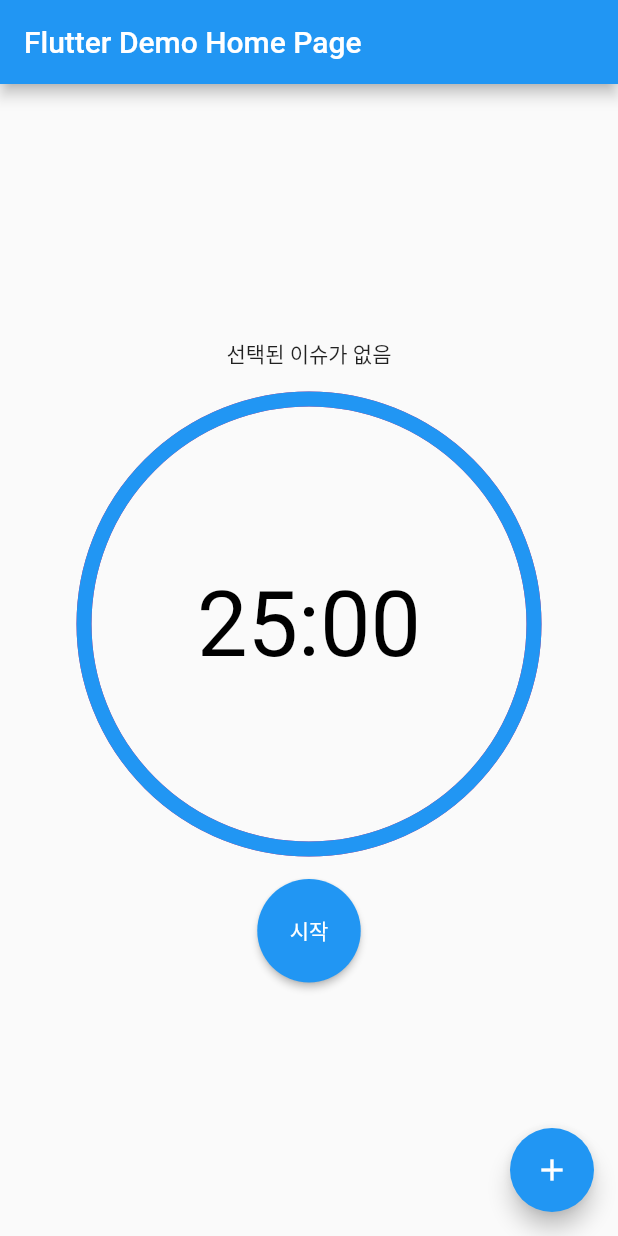
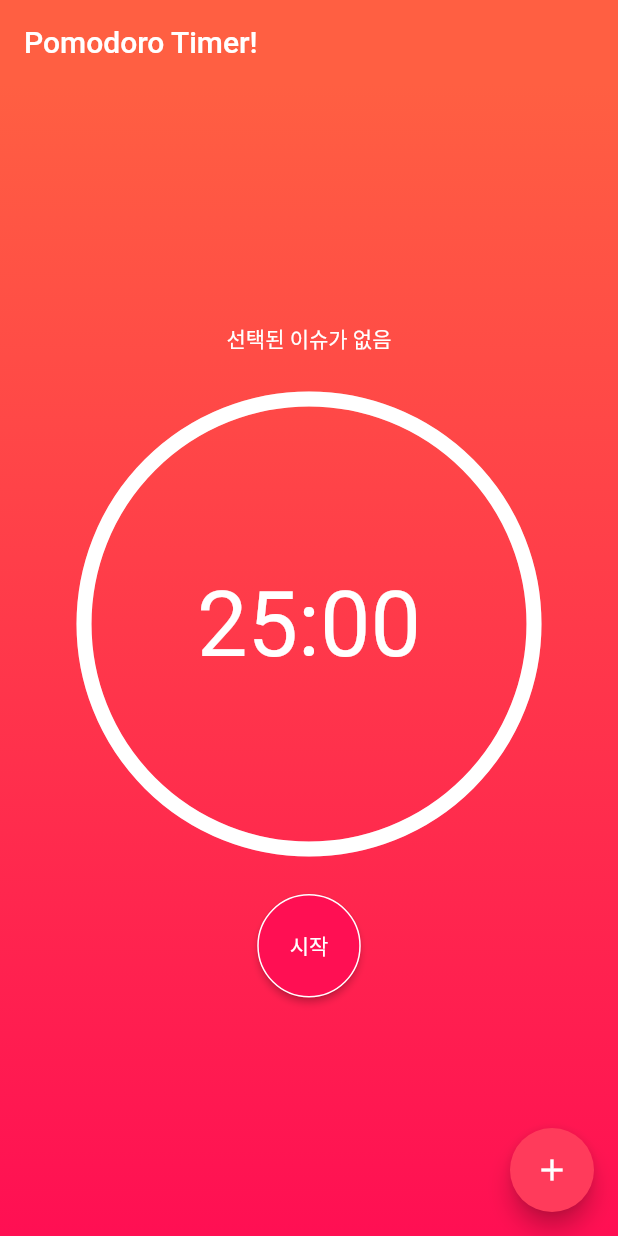
Before and after one commit to babosamo/pomodoro-timer, a Flutter app: the screen it shows after launch, on a phone screen of 412 x 824 dp. Run offline on Flutter 3.47's test engine with Material 2 defaults, Android fonts, the phone set to English and light mode, and no system bars.

Commit message:
배경 및 타이머 색상 작업

```diff
--- a/lib/app/PomodoroApp.dart
+++ b/lib/app/PomodoroApp.dart
@@ -18,7 +18,7 @@ class PomodoroApp extends StatelessWidget {
             primarySwatch: Colors.blue,
             visualDensity: VisualDensity.adaptivePlatformDensity,
           ),
-          home: FirstPage(title: 'Flutter Demo Home Page'),
+          home: FirstPage(title: 'Pomodoro Timer!'),
         ));
   }
 }
--- a/lib/screen/FirstPage.dart
+++ b/lib/screen/FirstPage.dart
@@ -1,9 +1,7 @@
 import 'package:flutter/material.dart';
-import 'package:pomodoro_timer/model/Count.dart';
-import 'package:pomodoro_timer/util/DateUtil.dart';
+import 'package:pomodoro_timer/util/ColorUtil.dart';
 import 'package:pomodoro_timer/view/CountDownTimerView.dart';
 import 'package:pomodoro_timer/widget/issue_menu.dart';
-import 'package:provider/provider.dart';
 
 import 'SecondPage.dart';
 
@@ -28,18 +26,31 @@ class _FirstPageState extends State<FirstPage> {
     return Scaffold(
       appBar: AppBar(
         title: Text(widget.title),
+        backgroundColor: HexColor("#ff5f42"),
+        bottomOpacity: 0.0,
+        elevation: 0.0,
       ),
-      body: Center(
+      body: Container(
+        decoration: BoxDecoration(
+          gradient: LinearGradient(
+            begin: Alignment.topCenter,
+            end: Alignment.bottomCenter,
+            colors: [HexColor("#ff5f42"), HexColor("#ff0f53")]
+          )
+        ),
+        child: Center(
           child: Column(
             mainAxisAlignment: MainAxisAlignment.center,
             children: <Widget>[
               IssueMenu(),
-            SizedBox(height: 20),
+              SizedBox(height: 30),
               CountDownTimerView()
             ],
           ),
         ),
+      ),
       floatingActionButton: FloatingActionButton(
+        backgroundColor: HexColor("#ff3b5b"),
         onPressed: _incrementCounter,
         tooltip: 'Increment',
         child: Icon(Icons.add),
--- /dev/null
+++ b/lib/util/ColorUtil.dart
@@ -0,0 +1,15 @@
+import 'dart:ui';
+
+import 'package:flutter/material.dart';
+
+class HexColor extends Color {
+  static int _getColorFromHex(String hexColor) {
+    hexColor = hexColor.toUpperCase().replaceAll("#", "");
+    if (hexColor.length == 6) {
+      hexColor = "FF" + hexColor;
+    }
+    return int.parse(hexColor, radix: 16);
+  }
+
+  HexColor(final String hexColor) : super(_getColorFromHex(hexColor));
+}
--- a/lib/view/CountDownTimerView.dart
+++ b/lib/view/CountDownTimerView.dart
@@ -4,6 +4,7 @@ import 'dart:developer';
 import 'package:flutter/material.dart';
 import 'package:flutter/widgets.dart';
 import 'package:pomodoro_timer/model/Count.dart';
+import 'package:pomodoro_timer/util/ColorUtil.dart';
 import 'package:pomodoro_timer/util/DateUtil.dart';
 import 'package:provider/provider.dart';
 
@@ -92,8 +93,8 @@ class _CountDownTimerView extends State<CountDownTimerView>
                         return CustomPaint(
                             painter: CountDownTimerPainter(
                               animation: controller,
-                              backgroundColor: Colors.pink,
-                              color: Colors.blue,
+                              backgroundColor: HexColor("#50ffffff"),
+                              color: Colors.white,
                             )
                         );
                       },
@@ -105,22 +106,24 @@ class _CountDownTimerView extends State<CountDownTimerView>
                         '${constructTime(counter.getCounter())}' ?? "",
                         style: TextStyle(
                             fontSize: 60,
-                            color: Colors.black
+                            color: Colors.white
                         )
                     ),
                   ),
                 ],
               ),
             ),
-            SizedBox(height: 20),
+            SizedBox(height: 30),
             MaterialButton(
-              color: Colors.blue,
+              color: HexColor("#ff0f53"),
               textColor: Colors.white,
               child: Text(
                 "$_buttonTitle",
               ),
               padding: EdgeInsets.all(24),
-              shape: CircleBorder(),
+              shape: CircleBorder(
+                side: BorderSide(width: 1, color: Colors.white)
+              ),
               onPressed: _startTimer,
             ),
           ],
--- a/lib/widget/issue_menu.dart
+++ b/lib/widget/issue_menu.dart
@@ -14,7 +14,12 @@ class _IssueMenuState extends State<IssueMenu> {
   Widget build(BuildContext context) {
     return Consumer<IssueProvider>(builder: (context, issueProvider, child) {
       if (issueProvider.selectedIssue == null) {
-        return Text("선택된 이슈가 없음");
+        return Text(
+          "선택된 이슈가 없음",
+          style: TextStyle(
+            color: Colors.white
+          ),
+        );
       } else {
         return Row(
           crossAxisAlignment: CrossAxisAlignment.center,
```
Lines whose indentation alone changed are shown as unchanged.
